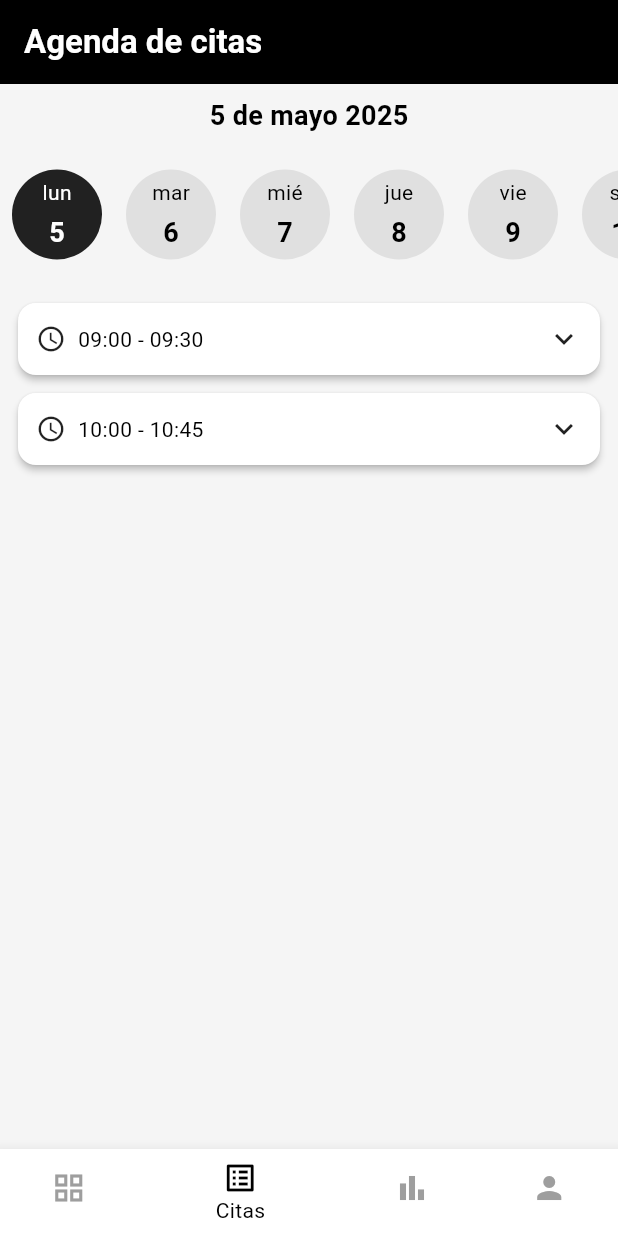
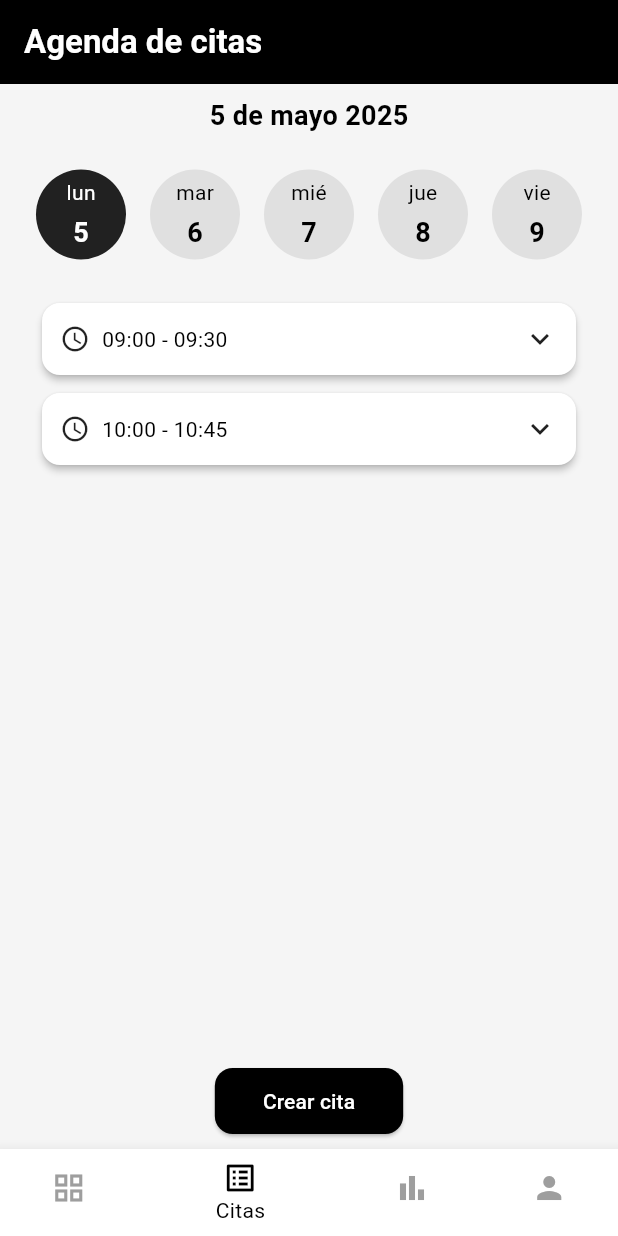
Before and after one commit to 07santiago21/BarberWise, a Flutter app: the screen it shows after launch, item 2 of the bottom bar chosen, on a phone screen of 412 x 824 dp. Run offline on Flutter 3.47's test engine with Material 3 defaults, Android fonts, the phone set to English and light mode, and no system bars; our stand-ins replace fl_chart.

Commit message:
feat(main): add button for create reservation

```diff
--- a/lib/presentation/pages/appointments_screen.dart
+++ b/lib/presentation/pages/appointments_screen.dart
@@ -1,11 +1,12 @@
+// lib/presentation/pages/appointments_screen.dart
+
+import 'package:barber/presentation/pages/create_reservation_screen.dart';
 import 'package:barber/presentation/widgets/appointments/appointments_card.dart';
 import 'package:barber/presentation/widgets/appointments/date_selector.dart';
 import 'package:flutter/material.dart';
 import 'package:provider/provider.dart';
 import '../providers/appointments_provider.dart';
 import 'package:intl/intl.dart';
-
-
 
 class AppointmentsScreen extends StatelessWidget {
   const AppointmentsScreen({super.key});
@@ -18,27 +19,36 @@ class AppointmentsScreen extends StatelessWidget {
         appBar: AppBar(title: const Text('Agenda de citas')),
         body: Consumer<AppointmentsProvider>(
           builder: (context, provider, _) {
-            return Column(
+            return Padding(
+              padding: const EdgeInsets.symmetric(horizontal: 16, vertical: 8),
+              child: Column(
                 children: [
-                const SizedBox(height: 8),
+                  // Fecha actual
                   Text(
                     DateFormat("d 'de' MMMM yyyy", 'es_ES')
                         .format(provider.selectedDate),
                     style: const TextStyle(
-                      fontSize: 18, fontWeight: FontWeight.bold),
+                      fontSize: 18,
+                      fontWeight: FontWeight.bold,
+                    ),
                   ),
                   const SizedBox(height: 8),
+
+                  // Selector de fecha
                   DateSelector(
                     selectedDate: provider.selectedDate,
                     onDateSelected: provider.selectDate,
                   ),
                   const SizedBox(height: 8),
+
+                  // Listado o loading
                   Expanded(
                     child: provider.isLoading
                         ? const Center(child: CircularProgressIndicator())
                         : provider.appointments.isEmpty
                             ? const Center(
-                              child: Text("No hay citas para esta fecha"))
+                                child: Text("No hay citas para esta fecha"),
+                              )
                             : ListView.builder(
                                 itemCount: provider.appointments.length,
                                 itemBuilder: (context, index) {
@@ -48,7 +58,35 @@ class AppointmentsScreen extends StatelessWidget {
                                 },
                               ),
                   ),
+
+                  // Botón siempre visible debajo de las citas
+                  const SizedBox(height: 16),
+                  Center(
+                    child: ElevatedButton(
+                      onPressed: () {
+                        Navigator.pushReplacement(
+                          context,
+                          MaterialPageRoute(
+                            builder: (_) => const CreateReservationScreen(),
+                          ),
+                        );
+                      },
+                      style: ElevatedButton.styleFrom(
+                        padding: const EdgeInsets.symmetric(
+                            horizontal: 32, vertical: 12),
+                        backgroundColor: Colors.black,
+                        shape: RoundedRectangleBorder(
+                          borderRadius: BorderRadius.circular(12),
+                        ),
+                      ),
+                      child: const Text(
+                        'Crear cita',
+                        style: TextStyle(color: Colors.white),
+                      ),
+                    ),
+                  ),
                 ],
+              ),
             );
           },
         ),
--- a/lib/presentation/pages/main_navigation_screen.dart
+++ b/lib/presentation/pages/main_navigation_screen.dart
@@ -21,31 +21,15 @@ class _MainNavigationScreenState extends State<MainNavigationScreen> {
     const DashboardScreen(), // índice 0 → HOME
     const AppointmentsScreen(),
     const StatisticsScreen(), // índice 2 → ESTADISTICAS
-    _isUserSignedIn
-        ? const EditProfileScreen()
-        : const ProfileOptionsScreen(),
-
-
+    _isUserSignedIn ? const EditProfileScreen() : const ProfileOptionsScreen(),
   ];
 
   @override
   Widget build(BuildContext context) {
     return Scaffold(
-      floatingActionButton: _isUserSignedIn
-          ? FloatingActionButton(
-              onPressed: () {
-                Navigator.push(
-                  context,
-                  MaterialPageRoute(
-                      builder: (context) => const CreateAccountScreen()),
-                );
-              },
-              child: const Icon(Icons.add),
-            ) : null,
       body: _pages[_selectedIndex],
       bottomNavigationBar: BottomNavigationBar(
-      currentIndex: _selectedIndex,
-
+        currentIndex: _selectedIndex,
         onTap: (index) => setState(() => _selectedIndex = index),
         selectedItemColor: Colors.black,
         unselectedItemColor: Colors.grey,
```
Also changed, not shown: lib/main.dart (+8 -7 lines). Lines whose indentation alone changed are shown as unchanged.
